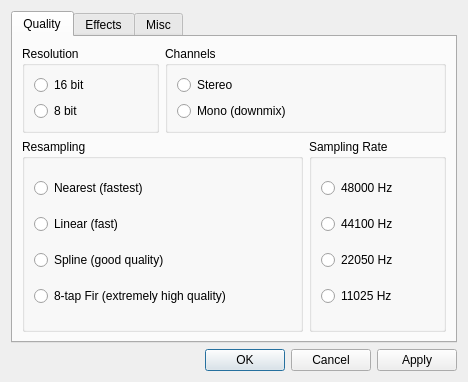
Before: the Qt Designer form src/plugins/Input/modplug/settingsdialog.ui in ksv1986/qmmp-staging, drawn with Qt 5.
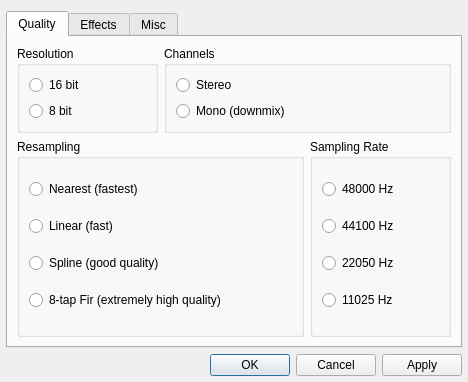
After: the same form once the commit is applied.

Commit message: fixed modplug settings layout

Patch:
```diff
--- a/src/plugins/Input/modplug/settingsdialog.ui
+++ b/src/plugins/Input/modplug/settingsdialog.ui
@@ -12,10 +12,19 @@
   <property name="windowTitle" >
    <string>ModPlug Plugin Settings</string>
   </property>
-  <layout class="QGridLayout" name="gridLayout" >
-   <item row="0" column="0" colspan="2" >
-    <widget class="QTabWidget" name="tabWidget" >
-     <property name="currentIndex" >
+  <layout class="QGridLayout" name="gridLayout">
+   <property name="leftMargin">
+    <number>6</number>
+   </property>
+   <property name="rightMargin">
+    <number>6</number>
+   </property>
+   <property name="bottomMargin">
+    <number>6</number>
+   </property>
+   <item row="0" column="0" colspan="2">
+    <widget class="QTabWidget" name="tabWidget">
+     <property name="currentIndex">
       <number>0</number>
      </property>
      <widget class="QWidget" name="tab" >
```
Left out of the diff: 575 changed lines with no effect on the pictures.
